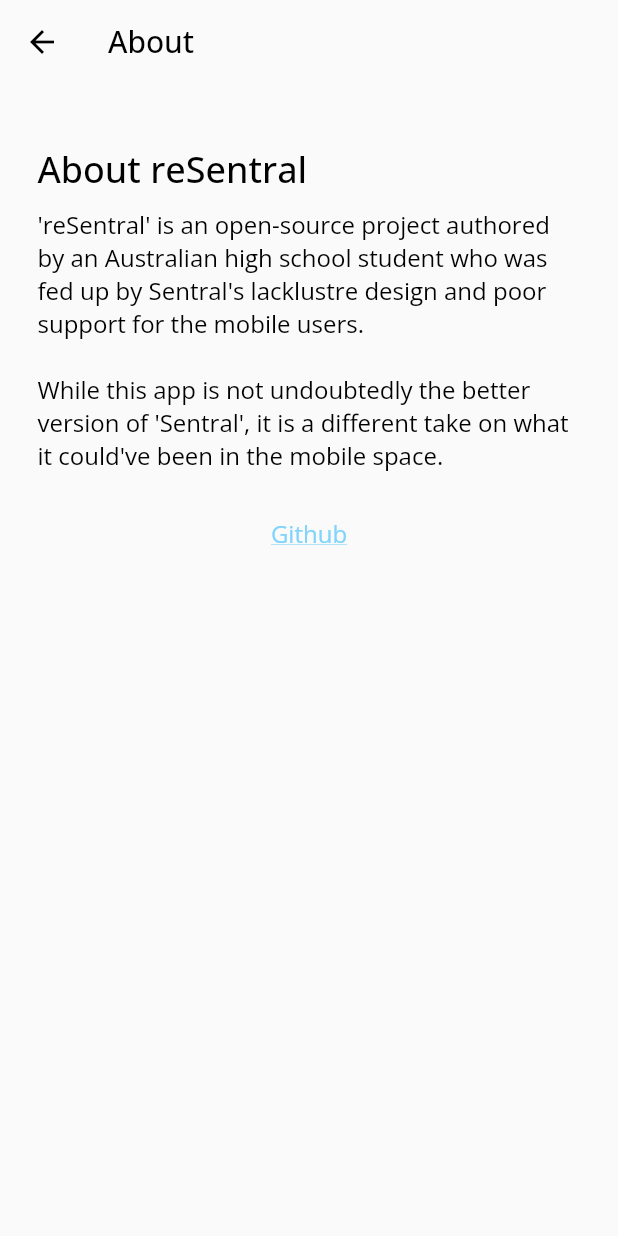
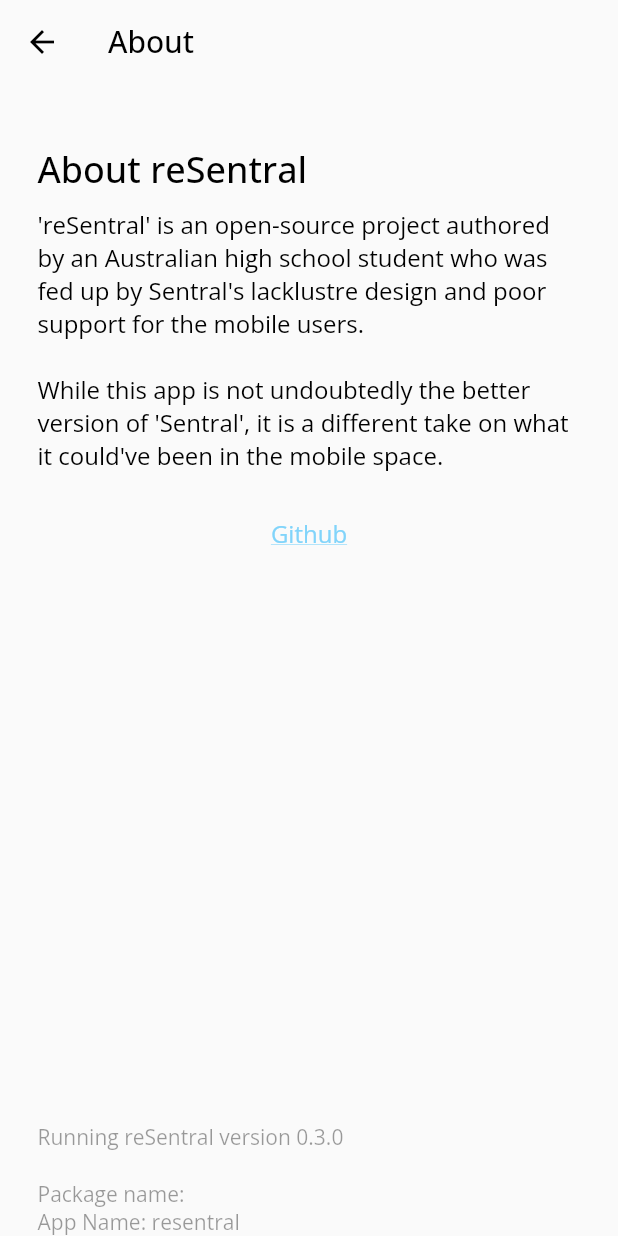
Before and after one commit to jumpyjacko/resentral_flutter, a Flutter app: the AboutPage screen opened directly, on a phone screen of 412 x 824 dp. Run offline on Flutter 3.47's test engine with Material 2 defaults, Android fonts, the light colour scheme and no system bars; our stand-ins replace after_layout, animated_text_kit, google_fonts, package_info, settings_ui, shared_preferences; missing offline and left inert: ota_update; accounts and stored records are empty.

Commit message:
Added some package info to about page

```diff
--- a/lib/pages/about.dart
+++ b/lib/pages/about.dart
@@ -1,4 +1,5 @@
 import 'package:flutter/material.dart';
+import 'package:package_info/package_info.dart';
 import 'package:url_launcher/url_launcher.dart';
 
 class AboutPage extends StatefulWidget {
@@ -9,6 +10,25 @@
 }
 
 class _AboutPageState extends State<AboutPage> {
+  late String version;
+  late String packageName;
+  late String appName;
+
+  void getVersion() async {
+    PackageInfo packageInfo = await PackageInfo.fromPlatform();
+    setState(() {
+      version = packageInfo.version.toString();
+      packageName = packageInfo.packageName.toString();
+      appName = packageInfo.appName.toString();
+    });
+  }
+
+  @override
+  void initState() {
+    super.initState();
+    getVersion();
+  }
+
   @override
   Widget build(BuildContext context) {
     return Scaffold(
@@ -46,6 +66,19 @@
                 )
               ],
             ),
+            Expanded(
+              child: Align(
+                alignment: Alignment.bottomLeft,
+                child: Text(
+                  "Running reSentral version $version\n\nPackage name: $packageName\nApp Name: $appName",
+                  style: TextStyle(
+                      color: Theme.of(context)
+                          .colorScheme
+                          .onBackground
+                          .withAlpha(100)),
+                ),
+              ),
+            ),
           ],
         ),
       ),
```
